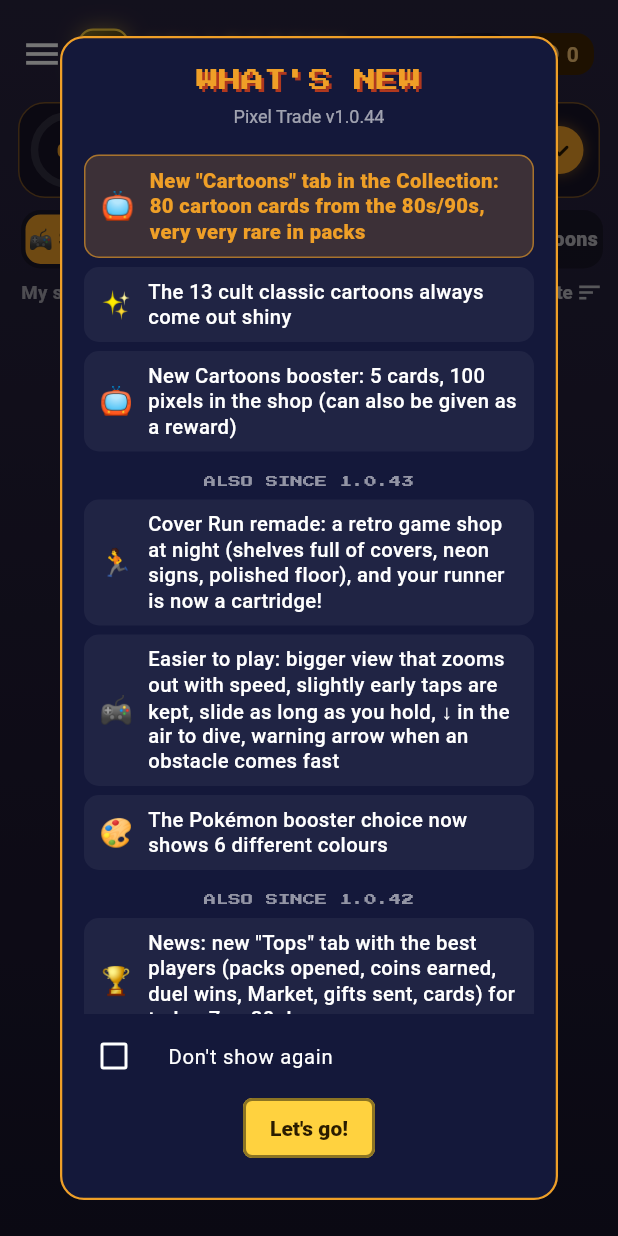
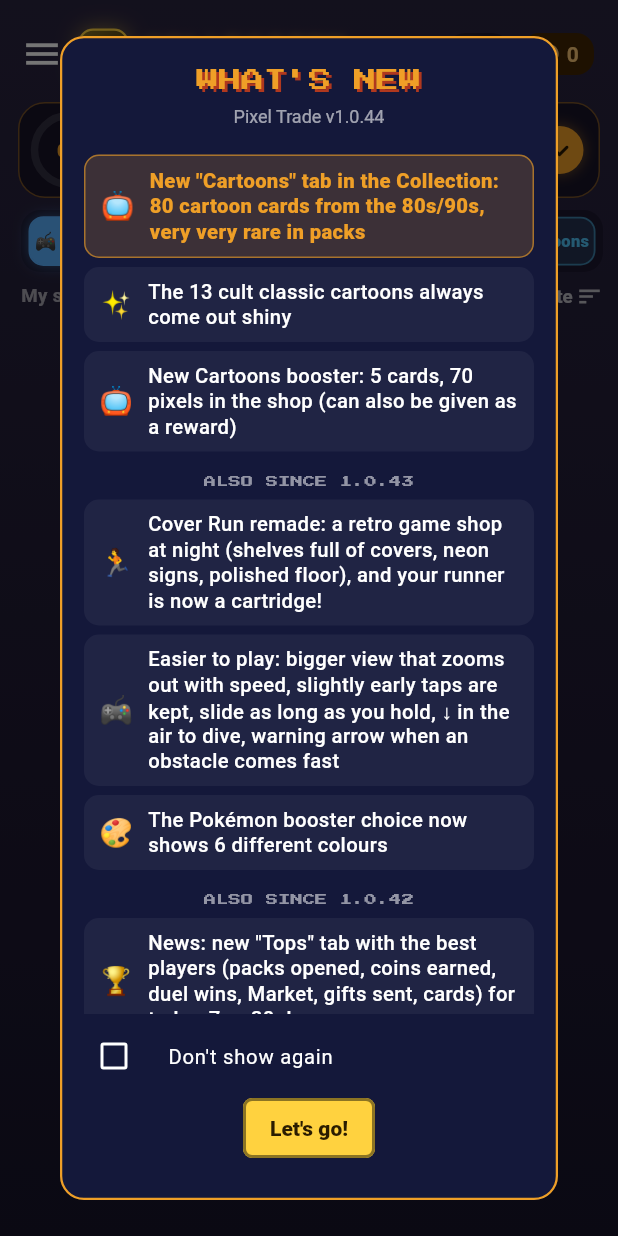
Before and after one commit to foclabroc/retro_collec_app, a Flutter app: the HomeShell screen opened directly, on a phone screen of 412 x 824 dp. Run offline on Flutter 3.47's test engine with Material 3 defaults, Android fonts, the phone set to English and light mode, and no system bars; our stand-ins replace flutter_local_notifications, google_fonts, open_filex, sensors_plus, shared_preferences, web; missing offline and left inert: dart:js_interop, workmanager; accounts and stored records are empty; network calls fail; statements that could not run were skipped.

Commit message:
1.0.44 : onglets en couleur, tableau de bord corrigé, booster Dessins animés à 70 pixels
Onglets de la Collection opaques avec une couleur chacun (⚡ Pokémon),
tableau de bord large qui ne déborde plus sur les onglets, booster
Dessins animés à 70 pixels placé avant le Pokémon.
SQL : sql/2026-11-04_booster_da_70.sql.

Co-Authored-By: Claude Opus 5.5 <noreply@anthropic.com>
Claude-Session: https://claude.ai/code/session_01Cs3xDqT5tqCRtK8GKn7pcx

```diff
--- a/lib/game.dart
+++ b/lib/game.dart
@@ -102,7 +102,7 @@ int craftCost(int r) => const [50, 150, 500, 1500, 5000][r];
 /// Fragments pour fabriquer une full art (épique / légendaire), même valeurs que rc__fragment_cost
 int fragmentCost(int r) => r == 3 ? 3000 : 10000;
 /// Boosters spéciaux payés en pixels (1 pixel par booster ouvert)
-const kSpecialPrice = {'star': 15, 'sconsole': 25, 'gold': 40, 'pokemon': 100, 'cartoon': 100};
+const kSpecialPrice = {'star': 15, 'sconsole': 25, 'gold': 40, 'cartoon': 70, 'pokemon': 100};
 final kPackPrice = <String, int>{'free': 0, 'mixte': 100, 'console': 150, 'premium': 400, 'mystery': 120, 'gift': 0, 'lot': 0};
 
 /// Réglages en direct (page admin → rc_config « live ») : chances en %, coffre des défis.
--- a/lib/guide.dart
+++ b/lib/guide.dart
@@ -196,7 +196,7 @@ List<_Section> _sections() {
           'Premium (${_price('premium')} coins): 5 cards, the last one at least rare (5% legendary, 20% epic).')),
       _b(t('Mystère (${_price('mystery')} pièces) : 3, 5 ou 8 cartes au hasard.', 'Mystery (${_price('mystery')} coins): 3, 5 or 8 random cards.')),
       _b(t('Lot de 5 paquets mixtes (25 cartes) : gratuit chaque samedi.', '5 mixed packs bundle (25 cards): free every Saturday.')),
-      _b(t('Boosters spéciaux en pixels : étoile 15, console spéciale 25, or 40, Pokémon 100 (5 cartes Pokémon), Dessins animés 100 (5 cartes Dessins animés).', 'Special boosters for pixels: star 15, special console 25, gold 40, Pokémon 100 (5 Pokémon cards), Cartoons 100 (5 cartoon cards).')),
+      _b(t('Boosters spéciaux en pixels : étoile 15, console spéciale 25, or 40, Dessins animés 70 (5 cartes Dessins animés), Pokémon 100 (5 cartes Pokémon).', 'Special boosters for pixels: star 15, special console 25, gold 40, Cartoons 70 (5 cartoon cards), Pokémon 100 (5 Pokémon cards).')),
       _b(t('Série Dessins animés : 80 pochettes des années 80/90, très très rares dans les paquets (≈ ${livePct('da')} par carte), les 13 plus cultes sont toujours brillantes. Onglet « Animés » de la Collection.',
           'Cartoons set: 80 covers from the 80s/90s, very very rare in packs (≈ ${livePct('da')} per card), the 13 cult classics are always shiny. "Cartoons" tab in the Collection.')),
       _b(t('Garantie : après 30 paquets sans épique ni légendaire, le suivant en contient forcément une.',
--- a/lib/library.dart
+++ b/lib/library.dart
@@ -95,29 +95,45 @@ class _LibraryScreenState extends State<LibraryScreen> {
     SharedPreferences.getInstance().then((p) => p.setInt('rc_coll_mode', v)).catchError((_) => false);
   }
 
-  /// Sélecteur « Consoles | Sagas | Full art »
+  /// Sélecteur « Consoles | Sagas | Full art | Pokémon | Animés » : chaque onglet a sa couleur, fond opaque
   Widget _seg() {
-    Widget b(int v, String label) => Expanded(
+    Widget b(int v, String label, Color color) {
+      final on = mode == v;
+      return Expanded(
         child: GestureDetector(
           onTap: () => _setMode(v),
           child: AnimatedContainer(
             duration: const Duration(milliseconds: 160),
-              padding: const EdgeInsets.symmetric(vertical: 7),
-              decoration: BoxDecoration(color: mode == v ? kGold : Colors.transparent, borderRadius: BorderRadius.circular(10)),
+            margin: const EdgeInsets.symmetric(horizontal: 2),
+            padding: const EdgeInsets.symmetric(vertical: 7, horizontal: 3),
+            decoration: BoxDecoration(
+              color: on ? color : Color.alphaBlend(color.withOpacity(0.16), kBg),
+              borderRadius: BorderRadius.circular(10),
+              border: Border.all(color: color.withOpacity(on ? 1 : 0.55), width: 1.2),
+              boxShadow: on ? [BoxShadow(color: color.withOpacity(0.45), blurRadius: 8)] : null,
+            ),
             child: FittedBox(
               fit: BoxFit.scaleDown,
               child: Text(label,
                   textAlign: TextAlign.center,
                   maxLines: 1,
-                    style: TextStyle(fontWeight: FontWeight.w900, fontSize: 13, color: mode == v ? const Color(0xFF2A1800) : Colors.white70)),
+                  style: TextStyle(fontWeight: FontWeight.w900, fontSize: 13, color: on ? const Color(0xFF1A1206) : color)),
             ),
           ),
         ),
       );
+    }
+
     return Container(
       padding: const EdgeInsets.all(3),
-      decoration: BoxDecoration(color: Colors.black.withOpacity(0.3), borderRadius: BorderRadius.circular(13)),
-      child: Row(children: [b(0, t('🎮 Consoles', '🎮 Systems')), b(1, t('📚 Sagas', '📚 Sagas')), b(2, t('★★ Full art', '★★ Full art')), b(3, 'Pokémon'), b(4, t('📺 Animés', '📺 Cartoons'))]),
+      decoration: BoxDecoration(color: kBg, borderRadius: BorderRadius.circular(13)),
+      child: Row(children: [
+        b(0, t('🎮 Consoles', '🎮 Systems'), const Color(0xFF5AB0FF)),
+        b(1, t('📚 Sagas', '📚 Sagas'), const Color(0xFFFF8AD8)),
+        b(2, t('★★ Full art', '★★ Full art'), const Color(0xFFC18CFF)),
+        b(3, '⚡ Pokémon', const Color(0xFFFFD54F)),
+        b(4, t('📺 Animés', '📺 Cartoons'), const Color(0xFF4FC3F7)),
+      ]),
     );
   }
 
@@ -338,7 +354,7 @@ class _LibraryScreenState extends State<LibraryScreen> {
                 child: LinearProgressIndicator(value: total == 0 ? 0 : mine / total, minHeight: 6, color: color, backgroundColor: Colors.white10),
               ),
             ),
-            SizedBox(width: 52, child: Text('$mine/$total', textAlign: TextAlign.right, style: const TextStyle(fontSize: 10.5, color: Colors.white70))),
+            SizedBox(width: 62, child: FittedBox(fit: BoxFit.scaleDown, alignment: Alignment.centerRight, child: Text('$mine/$total', maxLines: 1, style: const TextStyle(fontSize: 10.5, color: Colors.white70)))),
             Icon(Icons.chevron_right, size: 14, color: onTap != null ? Colors.white38 : Colors.transparent),
           ]),
         ),
@@ -422,7 +438,7 @@ class _LibraryScreenState extends State<LibraryScreen> {
                   faTotal > 0 ? () => _setMode(2) : null),
               _bar('⚡ ${t('Pokémon', 'Pokémon')}', pkMine, pkTotal, const Color(0xFFFFD54F), const Color(0xFFFFE082),
                   pkTotal > 0 ? () => _setMode(3) : null),
-              _bar('📺 ${t('Dessins animés', 'Cartoons')}', daMine, daTotal, const Color(0xFF4FC3F7), const Color(0xFF81D4FA),
+              _bar('📺 ${t('Animés', 'Cartoons')}', daMine, daTotal, const Color(0xFF4FC3F7), const Color(0xFF81D4FA),
                   daTotal > 0 ? () => _setMode(4) : null),
               // toucher une rareté : mes cartes de cette rareté
               for (var r = 4; r >= 0; r--)
@@ -448,8 +464,11 @@ class _LibraryScreenState extends State<LibraryScreen> {
                       ),
                     ),
                     SizedBox(
-                      width: 52,
-                      child: Text('${ownByR[r]}/${totalByR[r]}', textAlign: TextAlign.right, style: const TextStyle(fontSize: 10.5, color: Colors.white70)),
+                      width: 62,
+                      child: FittedBox(
+                          fit: BoxFit.scaleDown,
+                          alignment: Alignment.centerRight,
+                          child: Text('${ownByR[r]}/${totalByR[r]}', maxLines: 1, style: const TextStyle(fontSize: 10.5, color: Colors.white70))),
                     ),
                     Icon(Icons.chevron_right, size: 14, color: ownByR[r] > 0 ? Colors.white38 : Colors.transparent),
                   ]),
@@ -589,9 +608,9 @@ class _LibraryScreenState extends State<LibraryScreen> {
         padding: const EdgeInsets.all(14),
         decoration: box,
         child: SizedBox(
-          height: 142,
+          height: 160,
           child: Row(crossAxisAlignment: CrossAxisAlignment.stretch, children: [
-            Expanded(flex: 5, child: Center(child: summary)),
+            Expanded(flex: 5, child: LayoutBuilder(builder: (_, bc) => Center(child: FittedBox(fit: BoxFit.scaleDown, child: SizedBox(width: bc.maxWidth, child: summary))))),
             const SizedBox(width: 14),
             SizedBox(
               width: 250,
--- a/lib/packs.dart
+++ b/lib/packs.dart
@@ -351,8 +351,8 @@ class _PacksScreenState extends State<PacksScreen> {
           ('sconsole', t('Booster Console+', 'Console+ booster'),
               t('Console au choix : une rare ou mieux et une brillante garanties', 'System of your choice: one rare or better and one holo guaranteed'), const Color(0xFF2F6BFF)),
           ('gold', t('Booster Rétro d\'or', 'Retro Gold booster'), t('Une légendaire… ou une carte dorée garantie', 'A legendary… or a gold card guaranteed'), const Color(0xFFF0A419)),
+          ('cartoon', t('Booster Dessins animés', 'Cartoons booster'), t('5 cartes Dessins animés', '5 cartoon cards'), const Color(0xFF0288D1)),
           ('pokemon', t('Booster Pokémon', 'Pokémon booster'), t('5 cartes Pokémon', '5 Pokémon cards'), const Color(0xFFE53935)),
-          ('cartoon', t('Booster Dessins animés', 'Cartoons booster'), t('5 cartes Dessins animés', '5 cartoon cards'), const Color(0xFF0288D1)),
         ])
           _PackOffer(
             kind: kind,
--- a/lib/whats_new.dart
+++ b/lib/whats_new.dart
@@ -16,8 +16,8 @@ const _kNews = <(String, String, String)>[
       'New "Cartoons" tab in the Collection: 80 cartoon cards from the 80s/90s, very very rare in packs'),
   ('✨', 'Les 13 dessins animés les plus cultes sortent toujours brillants',
       'The 13 cult classic cartoons always come out shiny'),
-  ('📺', 'Nouveau booster Dessins animés : 5 cartes, 100 pixels dans la boutique (peut aussi être offert en récompense)',
-      'New Cartoons booster: 5 cards, 100 pixels in the shop (can also be given as a reward)'),
+  ('📺', 'Nouveau booster Dessins animés : 5 cartes, 70 pixels dans la boutique (peut aussi être offert en récompense)',
+      'New Cartoons booster: 5 cards, 70 pixels in the shop (can also be given as a reward)'),
   ('#', 'Aussi depuis la 1.0.43', 'Also since 1.0.43'),
   ('🏃', 'Course de jaquettes refaite : un magasin de jeux rétro la nuit (étagères pleines de jaquettes, néons, sol ciré), et ton coureur est maintenant une cartouche !',
       'Cover Run remade: a retro game shop at night (shelves full of covers, neon signs, polished floor), and your runner is now a cartridge!'),
```
Also changed, not shown: 4 other files. Lines whose indentation alone changed are shown as unchanged.
